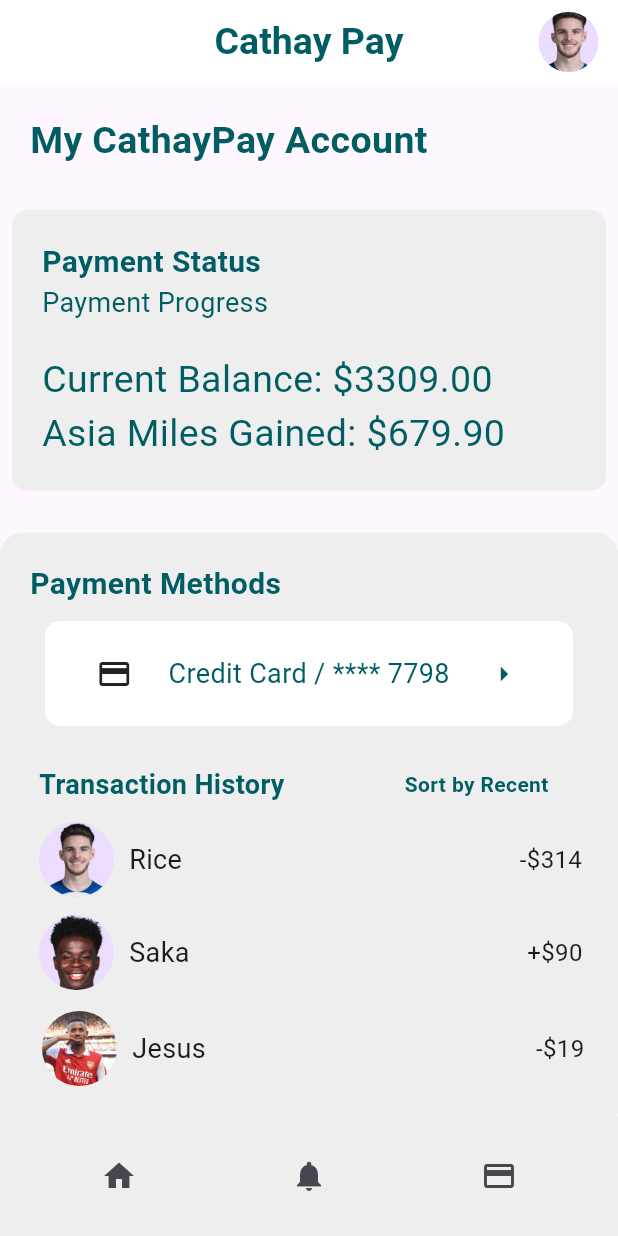
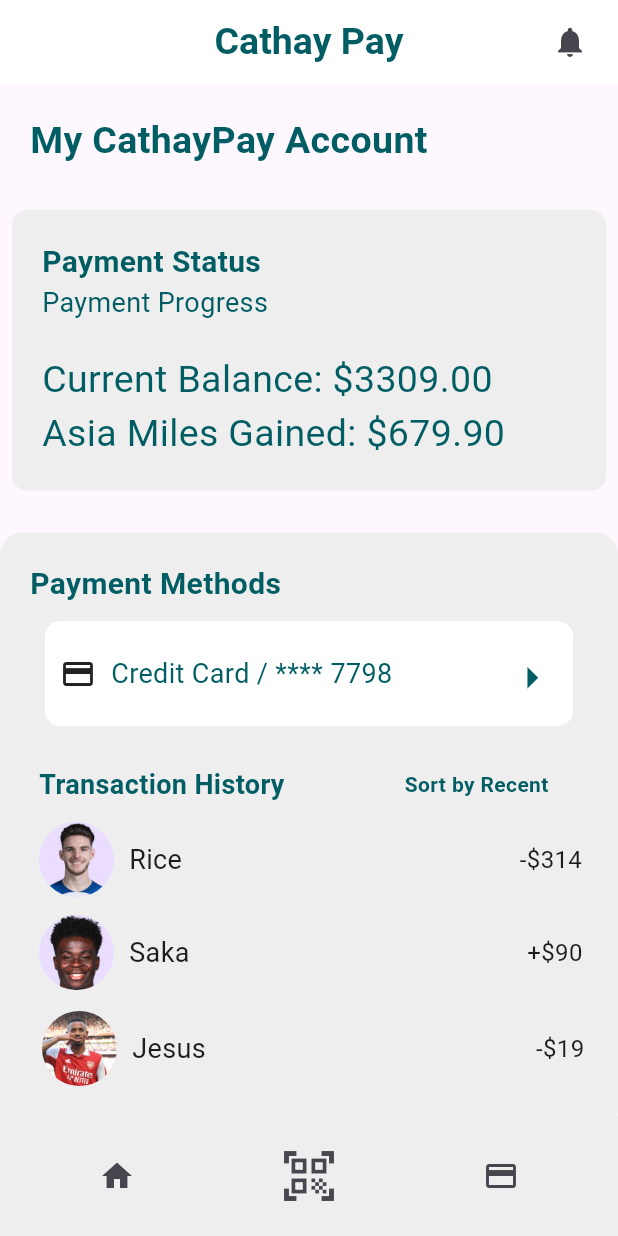
Before and after one commit to sung01299/CathayHackathon_Team_10_CathayPay, a Flutter app: the screen it shows after launch, on a phone screen of 412 x 824 dp. Run offline on Flutter 3.47's test engine with Material 3 defaults, Android fonts, the phone set to English and light mode, and no system bars.

Commit message:
update appbar, bottom appbar

```diff
--- a/cathay_pay_ui/lib/screens/bottom_bar.dart
+++ b/cathay_pay_ui/lib/screens/bottom_bar.dart
@@ -44,7 +44,7 @@
               },
             ),
             IconButton(
-              icon: const Icon(Icons.notifications),
+              icon: const Icon(Icons.qr_code_scanner, size: 40),
               onPressed: () {
                 setState(() {
                   currentScreen = const NotificationScreen();
--- a/cathay_pay_ui/lib/screens/home_screen.dart
+++ b/cathay_pay_ui/lib/screens/home_screen.dart
@@ -1,4 +1,5 @@
 import 'package:flutter/material.dart';
+import 'package:cathay_pay_ui/screens/notification_screen.dart';
 
 class HomeScreen extends StatefulWidget {
   const HomeScreen({super.key});
@@ -22,12 +23,21 @@
           ),
         ),
         centerTitle: true,
-        actions: const <Widget>[
+        actions: <Widget>[
           Padding(
-            padding: EdgeInsets.all(8.0),
-            child: CircleAvatar(
-              backgroundImage: AssetImage('assets/images/rice.png'),
-              radius: 25,
+            padding: const EdgeInsets.all(8.0),
+            child: IconButton(
+              icon: const Icon(
+                Icons.notifications,
+              ),
+              onPressed: () {
+                Navigator.push(
+                  context,
+                  MaterialPageRoute(
+                    builder: (context) => const NotificationScreen(),
+                  ),
+                );
+              },
             ),
           ),
         ],
@@ -140,10 +150,13 @@
                               padding: EdgeInsets.fromLTRB(10, 20, 10, 20),
                               child: Row(
                                 mainAxisAlignment:
-                                    MainAxisAlignment.spaceEvenly,
+                                    MainAxisAlignment.spaceBetween,
                                 mainAxisSize: MainAxisSize.max,
                                 children: [
+                                  Row(
+                                    children: [
                                       Icon(Icons.credit_card),
+                                      SizedBox(width: 10),
                                       Text(
                                         "Credit Card / **** 7798",
                                         style: TextStyle(
@@ -151,9 +164,12 @@
                                           color: Color(0xff005d63),
                                         ),
                                       ),
+                                    ],
+                                  ),
                                   Icon(
                                     Icons.arrow_right,
                                     color: Color(0xff005d63),
+                                    size: 35,
                                   ),
                                 ],
                               ),
```
Lines whose indentation alone changed are shown as unchanged.
